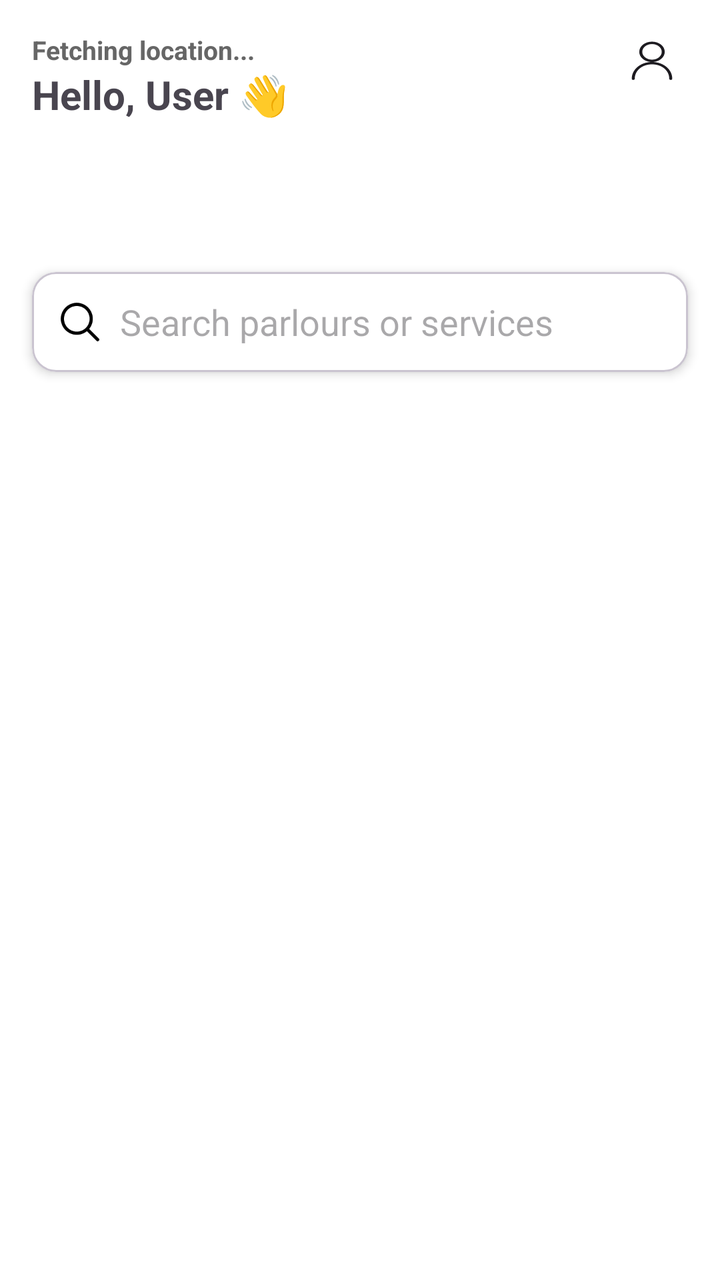
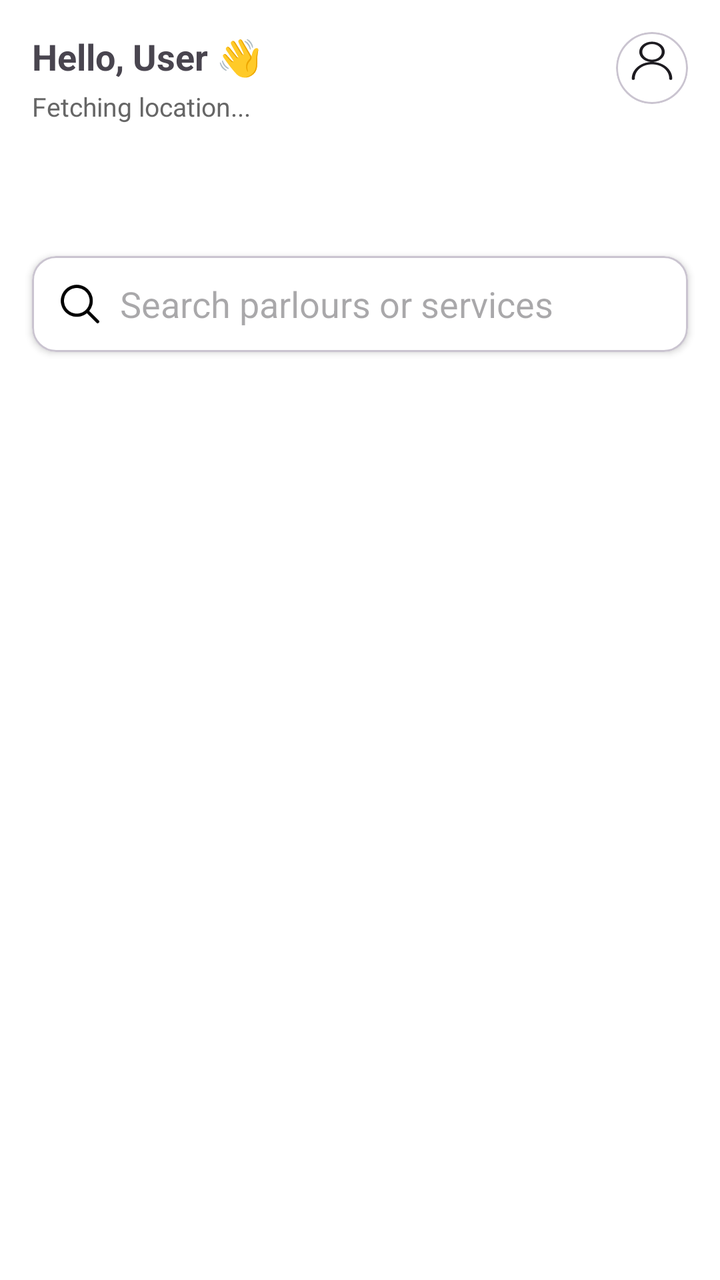

Before-and-after screenshots of an Android layout around one commit, followed by the original layout XML and the change that was made.
<!-- AndroidManifest.xml: application theme Theme.TheKaincheeUser -->
<!-- res/layout/fragment_home.xml -->
<?xml version="1.0" encoding="utf-8"?>
<androidx.coordinatorlayout.widget.CoordinatorLayout
    xmlns:android="http://schemas.android.com/apk/res/android"
    xmlns:app="http://schemas.android.com/apk/res-auto"
    xmlns:tools="http://schemas.android.com/tools"
    android:id="@+id/main"
    android:layout_width="match_parent"
    android:layout_height="match_parent"
    tools:context=".presentation.dashboard.home.fragment.HomeFragment">


    <com.google.android.material.appbar.AppBarLayout
        android:layout_width="match_parent"
        android:layout_height="wrap_content"
        android:background="@color/white">


        <com.google.android.material.appbar.CollapsingToolbarLayout
            android:layout_width="match_parent"
            android:layout_height="120dp"
            app:titleEnabled="false"
            app:contentScrim="@color/white"
            app:layout_scrollFlags="scroll|exitUntilCollapsed">



            <RelativeLayout
                android:layout_width="match_parent"
                android:layout_height="match_parent"
                android:padding="16dp"
                app:layout_collapseMode="pin">

                <TextView
                    android:id="@+id/tvLocation"
                    android:layout_width="wrap_content"
                    android:layout_height="wrap_content"
                    android:textStyle="bold"
                    android:text="Fetching location..."
                    android:textSize="13sp"
                    android:textColor="#666666"
                    android:maxLines="1"
                    android:ellipsize="end"/>

                <com.google.android.material.card.MaterialCardView
                    android:layout_width="36dp"
                    android:layout_height="36dp"
                    android:layout_alignParentEnd="true"
                    android:backgroundTint="@color/white"
                    app:cardCornerRadius="18dp"
                    app:strokeWidth="0dp">
                    <ImageView android:id="@+id/imgProfile"
                        android:layout_width="match_parent"
                        android:layout_height="match_parent"
                        android:scaleType="centerCrop"
                        android:src="@drawable/ic_profile" />
                </com.google.android.material.card.MaterialCardView>
                <TextView
                    android:id="@+id/tvGreeting"
                    android:layout_width="match_parent"
                    android:layout_height="wrap_content"
                    android:text="Hello, User 👋"
                    android:textSize="20sp"
                    android:layout_below="@id/tvLocation"
                    android:textStyle="bold"/>
            </RelativeLayout>





        </com.google.android.material.appbar.CollapsingToolbarLayout>



        <com.google.android.material.card.MaterialCardView
            android:layout_width="match_parent"
            android:layout_height="50dp"
            android:layout_margin="16dp"
            android:backgroundTint="@color/white"
            app:cardElevation="3dp"
            app:cardCornerRadius="12dp">

            <EditText
                android:id="@+id/etSearch"
                android:layout_width="match_parent"
                android:layout_height="match_parent"
                android:hint="Search parlours or services"
                android:drawableStart="@drawable/ic_search"
                android:background="@null"
                android:drawablePadding="8dp"
                android:padding="12dp"
                android:focusable="false"
                android:cursorVisible="false"
                android:clickable="true"/>

        </com.google.android.material.card.MaterialCardView>

        <com.google.android.material.tabs.TabLayout
            android:id="@+id/tabLayout"
            android:layout_width="match_parent"
            android:layout_height="wrap_content"
            android:backgroundTint="@color/white"
            app:tabMode="fixed"
            app:tabGravity="fill"
            app:tabIndicatorColor="@color/black"
            app:tabIndicatorHeight="3dp"
            app:tabTextColor="#808080"
            app:tabSelectedTextColor="@color/black"
            app:tabRippleColor="@android:color/transparent"
            app:tabIndicatorAnimationDuration="200"
            app:tabIndicatorFullWidth="false"
            />

    </com.google.android.material.appbar.AppBarLayout>


    <androidx.viewpager2.widget.ViewPager2
        android:id="@+id/viewPager"
        android:layout_width="match_parent"
        android:layout_height="match_parent"
        android:background="@color/white"
        app:layout_behavior="@string/appbar_scrolling_view_behavior"/>



</androidx.coordinatorlayout.widget.CoordinatorLayout>
<!-- resources referenced by this layout -->
<resources>
  <color name="black">#FF000000</color>
  <color name="white">#FFFFFFFF</color>
  <!-- drawable ic_profile (drawable) -->
  <vector xmlns:android="http://schemas.android.com/apk/res/android"
      android:width="24dp"
      android:height="24dp"
      android:viewportWidth="96"
      android:viewportHeight="120">
  
      <path android:fillColor="?attr/colorOnSurface"
          android:pathData="M49.5,50C58.2,49.2 65,41.9 65,33.1c0,-9.4 -7.6,-17 -17,-17s-17,7.6 -17,17C31,42 37.8,49.2 46.5,50C32.1,50.8 21,62.8 21,77.9c0,1.1 0.9,2 2,2s2,-0.9 2,-2c0,-13.7 9.9,-24 23,-24s23,10.3 23,24c0,1.1 0.9,2 2,2s2,-0.9 2,-2C75,62.8 63.9,50.8 49.5,50zM35,33.1c0,-7.2 5.8,-13 13,-13s13,5.8 13,13s-5.8,13 -13,13S35,40.2 35,33.1z"/>
  
  </vector>
  <!-- drawable ic_search (drawable) -->
  <vector xmlns:android="http://schemas.android.com/apk/res/android" android:height="24dp" android:viewportHeight="30" android:viewportWidth="30" android:width="24dp">
        
      <path android:fillColor="#FF000000" android:pathData="M13,3C7.489,3 3,7.489 3,13C3,18.511 7.489,23 13,23C15.397,23 17.597,22.149 19.322,20.736L25.293,26.707A1,1 0,1 0,26.707 25.293L20.736,19.322C22.149,17.597 23,15.397 23,13C23,7.489 18.511,3 13,3zM13,5C17.43,5 21,8.57 21,13C21,17.43 17.43,21 13,21C8.57,21 5,17.43 5,13C5,8.57 8.57,5 13,5z"/>
      
  </vector>
  <style name="Theme.TheKaincheeUser" parent="Base.Theme.TheKaincheeUser" />
  <style name="Base.Theme.TheKaincheeUser" parent="Theme.Material3.DayNight.NoActionBar">
          
          
          <item name="colorPrimary">@color/primaryColor</item>
      </style>
  <color name="primaryColor">#00695C</color>
</resources>

<!-- the commit's change to res/layout/fragment_home.xml (unified diff, before → after) -->
@@ -14,7 +14,6 @@
         android:layout_height="wrap_content"
         android:background="@color/white">
 
-
         <com.google.android.material.appbar.CollapsingToolbarLayout
             android:layout_width="match_parent"
             android:layout_height="120dp"
@@ -22,22 +21,29 @@
             app:contentScrim="@color/white"
             app:layout_scrollFlags="scroll|exitUntilCollapsed">
 
-
-
             <RelativeLayout
                 android:layout_width="match_parent"
-                android:layout_height="match_parent"
+                android:layout_height="wrap_content"
                 android:padding="16dp"
                 app:layout_collapseMode="pin">
+
+                <TextView
+                    android:id="@+id/tvGreeting"
+                    android:layout_width="wrap_content"
+                    android:layout_height="wrap_content"
+                    android:text="Hello, User 👋"
+                    android:textSize="18sp"
+                    android:textStyle="bold"/>
 
                 <TextView
                     android:id="@+id/tvLocation"
                     android:layout_width="wrap_content"
                     android:layout_height="wrap_content"
-                    android:textStyle="bold"
                     android:text="Fetching location..."
                     android:textSize="13sp"
                     android:textColor="#666666"
+                    android:layout_below="@id/tvGreeting"
+                    android:layout_marginTop="4dp"
                     android:maxLines="1"
                     android:ellipsize="end"/>
 
@@ -46,38 +52,28 @@
                     android:layout_height="36dp"
                     android:layout_alignParentEnd="true"
                     android:backgroundTint="@color/white"
-                    app:cardCornerRadius="18dp"
-                    app:strokeWidth="0dp">
-                    <ImageView android:id="@+id/imgProfile"
+                    app:cardCornerRadius="18dp">
+
+                    <ImageView
+                        android:id="@+id/imgProfile"
                         android:layout_width="match_parent"
                         android:layout_height="match_parent"
                         android:scaleType="centerCrop"
-                        android:src="@drawable/ic_profile" />
+                        android:src="@drawable/ic_profile"/>
                 </com.google.android.material.card.MaterialCardView>
-                <TextView
-                    android:id="@+id/tvGreeting"
-                    android:layout_width="match_parent"
-                    android:layout_height="wrap_content"
-                    android:text="Hello, User 👋"
-                    android:textSize="20sp"
-                    android:layout_below="@id/tvLocation"
-                    android:textStyle="bold"/>
+
             </RelativeLayout>
-
-
-
-
 
         </com.google.android.material.appbar.CollapsingToolbarLayout>
 
-
-
+        
         <com.google.android.material.card.MaterialCardView
             android:layout_width="match_parent"
-            android:layout_height="50dp"
-            android:layout_margin="16dp"
+            android:layout_height="48dp"
+            android:layout_marginHorizontal="16dp"
+            android:layout_marginTop="8dp"
             android:backgroundTint="@color/white"
-            app:cardElevation="3dp"
+            app:cardElevation="2dp"
             app:cardCornerRadius="12dp">
 
             <EditText
@@ -88,28 +84,25 @@
                 android:drawableStart="@drawable/ic_search"
                 android:background="@null"
                 android:drawablePadding="8dp"
-                android:padding="12dp"
+                android:paddingHorizontal="12dp"
                 android:focusable="false"
                 android:cursorVisible="false"
                 android:clickable="true"/>
-
         </com.google.android.material.card.MaterialCardView>
 
+        
         <com.google.android.material.tabs.TabLayout
             android:id="@+id/tabLayout"
             android:layout_width="match_parent"
             android:layout_height="wrap_content"
+            android:layout_marginTop="4dp"
             android:backgroundTint="@color/white"
-            app:tabMode="fixed"
-            app:tabGravity="fill"
             app:tabIndicatorColor="@color/black"
             app:tabIndicatorHeight="3dp"
             app:tabTextColor="#808080"
             app:tabSelectedTextColor="@color/black"
             app:tabRippleColor="@android:color/transparent"
-            app:tabIndicatorAnimationDuration="200"
-            app:tabIndicatorFullWidth="false"
-            />
+            app:tabIndicatorFullWidth="false"/>
 
     </com.google.android.material.appbar.AppBarLayout>
 
